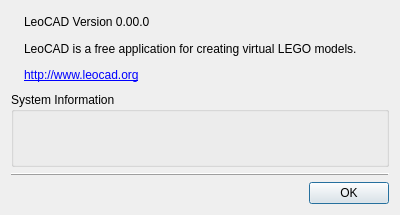
Above: lclib/qt/lc_qaboutdialog.ui from trevorsandy/lpub3d-ci before the change. Below: the same form after it.
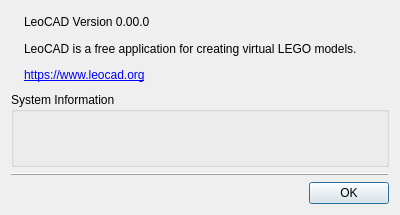
That is the form after the change. Icons and pictures are not drawn.

```diff
--- a/lclib/qt/lc_qaboutdialog.ui
+++ b/lclib/qt/lc_qaboutdialog.ui
@@ -56,7 +56,7 @@
          <item>
           <widget class="QLabel" name="label_2">
            <property name="text">
-            <string>&lt;a href=&quot;http://www.leocad.org&quot;&gt;http://www.leocad.org&lt;/a&gt;</string>
+            <string notr="true">&lt;a href=&quot;https://www.leocad.org&quot;&gt;https://www.leocad.org&lt;/a&gt;</string>
            </property>
            <property name="openExternalLinks">
             <bool>true</bool>
```
